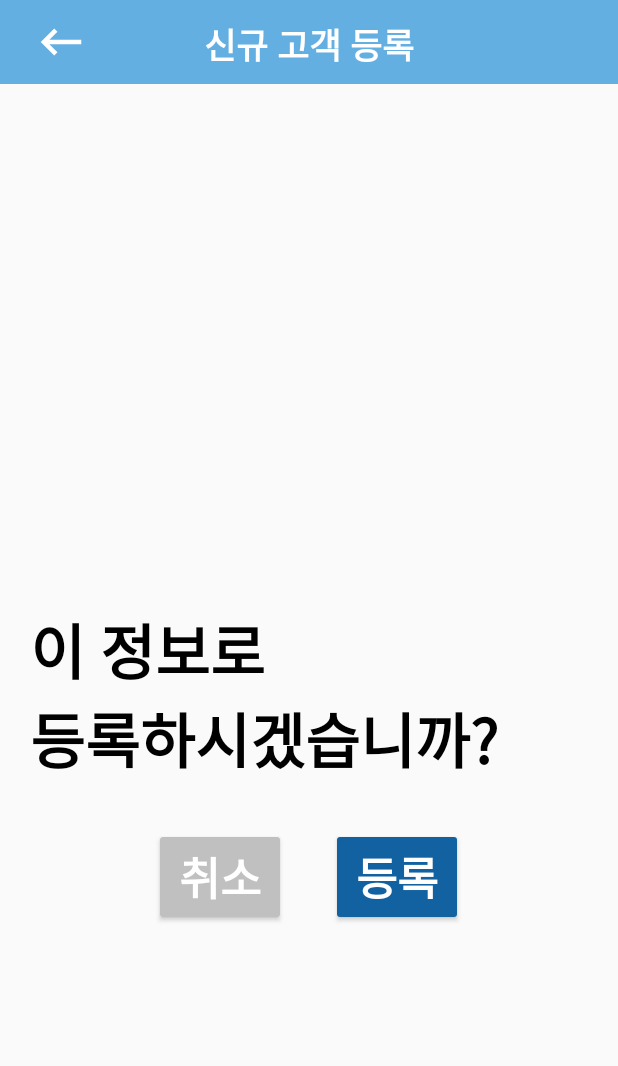
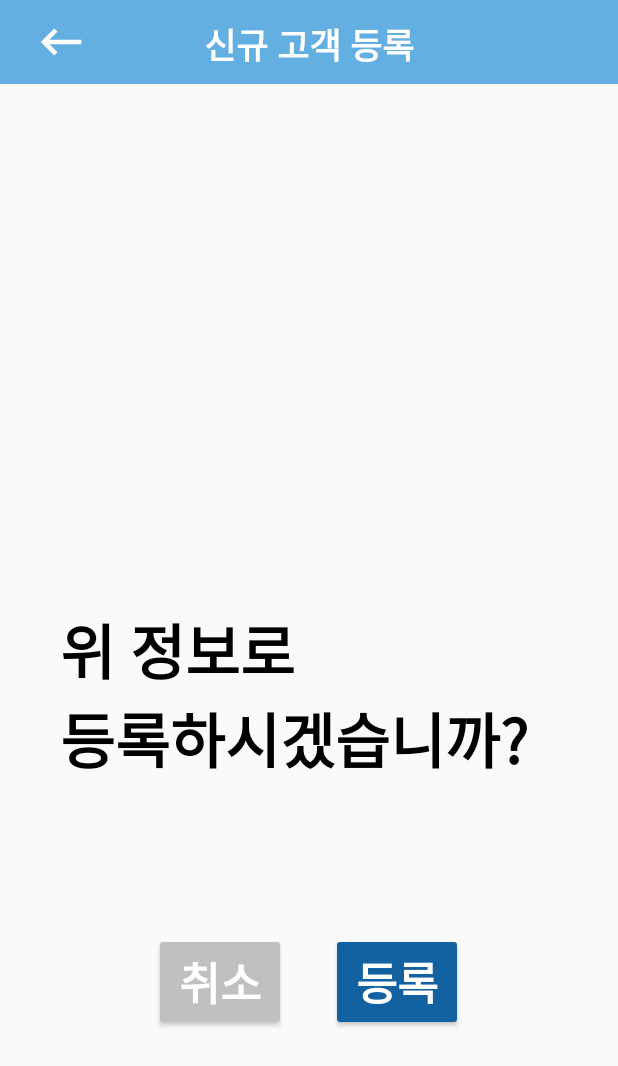
Before and after one commit to wnsdn2186/PMS-Parking-Management-System-, an Android app: the RegisterSubmit screen opened directly, with no data from a screen before it, on a phone screen of 412 x 824 dp. Shown: the top 1066 px of the screen. Run offline under Robolectric (Android 15) with nearby library versions, the phone set to English and light mode, and no system bars; 4 statements that could not run were skipped.

```diff
--- a/app/src/main/java/com/example/pms/RegisterSubmit.java
+++ b/app/src/main/java/com/example/pms/RegisterSubmit.java
@@ -77,6 +77,7 @@ public class RegisterSubmit extends AppCompatActivity {
         cancel.setOnClickListener(new View.OnClickListener() {
             @Override
             public void onClick(View v) {
+                finish();
                 Toast.makeText(getApplicationContext(), "등록 취소", Toast.LENGTH_SHORT).show();
             }
         });
--- a/app/src/main/res/layout/activity_register_submit.xml
+++ b/app/src/main/res/layout/activity_register_submit.xml
@@ -25,7 +25,7 @@
                 android:id="@+id/AddCustomer_title"
                 android:layout_width="match_parent"
                 android:layout_height="wrap_content"
-                android:fontFamily="@font/bmhanna_11yrs_ttf"
+                android:fontFamily="@font/font"
                 android:text="신규 고객 등록"
                 android:textAlignment="center"
                 android:textColor="#FFF"
@@ -38,11 +38,11 @@
                 android:layout_height="wrap_content"
                 android:layout_below="@id/AddCustomer_title"
                 android:layout_marginTop="130dp"
-                android:fontFamily="@font/bmhanna_11yrs_ttf"
+                android:fontFamily="@font/font"
+                android:layout_marginLeft="40dp"
                 android:text=""
-                android:textColor="@color/grey"
-                android:textSize="40dp"
-                android:textStyle="bold" />
+                android:textColor="@color/black"
+                android:textSize="30dp" />
 
             <TextView
                 android:id="@+id/phone"
@@ -50,11 +50,11 @@
                 android:layout_height="wrap_content"
                 android:layout_below="@id/name"
                 android:layout_marginTop="12dp"
-                android:fontFamily="@font/bmhanna_11yrs_ttf"
+                android:fontFamily="@font/font"
+                android:layout_marginLeft="40dp"
                 android:text=""
-                android:textColor="@color/grey"
-                android:textSize="40dp"
-                android:textStyle="bold" />
+                android:textColor="@color/black"
+                android:textSize="30dp" />
 
             <TextView
                 android:id="@+id/car"
@@ -62,20 +62,21 @@
                 android:layout_height="wrap_content"
                 android:layout_below="@id/phone"
                 android:layout_marginTop="12dp"
-                android:fontFamily="@font/bmhanna_11yrs_ttf"
+                android:fontFamily="@font/font"
+                android:layout_marginLeft="40dp"
                 android:text=""
-                android:textColor="@color/grey"
-                android:textSize="40dp"
-                android:textStyle="bold" />
+                android:textColor="@color/black"
+                android:textSize="30dp" />
 
             <TextView
                 android:id="@+id/tv3"
                 android:layout_width="match_parent"
                 android:layout_height="wrap_content"
                 android:layout_below="@id/car"
-                android:layout_marginTop="40dp"
-                android:fontFamily="@font/bmhanna_11yrs_ttf"
-                android:text="이 정보로\n등록하시겠습니까?"
+                android:layout_marginTop="80dp"
+                android:fontFamily="@font/font"
+                android:layout_marginLeft="20dp"
+                android:text="위 정보로\n등록하시겠습니까?"
                 android:textColor="@color/black"
                 android:textSize="40dp"
                 android:textStyle="bold" />
@@ -84,7 +85,7 @@
                 android:layout_width="match_parent"
                 android:layout_height="wrap_content"
                 android:layout_below="@+id/tv3"
-                android:layout_marginTop="30dp"
+                android:layout_marginTop="100dp"
                 android:gravity="center"
                 android:orientation="horizontal">
 
@@ -93,7 +94,7 @@
                     android:layout_width="wrap_content"
                     android:layout_height="wrap_content"
                     android:backgroundTint="@color/grey"
-                    android:fontFamily="@font/bmhanna_11yrs_ttf"
+                    android:fontFamily="@font/font"
                     android:text="취소"
                     android:textColor="@color/white"
                     android:textSize="30dp"
@@ -105,7 +106,7 @@
                     android:layout_height="wrap_content"
                     android:layout_marginLeft="30dp"
                     android:backgroundTint="@color/blue"
-                    android:fontFamily="@font/bmhanna_11yrs_ttf"
+                    android:fontFamily="@font/font"
                     android:text="등록"
                     android:textColor="@color/white"
                     android:textSize="30dp"
```
Also changed, not shown: app/src/main/java/com/example/pms/ManageCustomer.java (+33 -2 lines).
